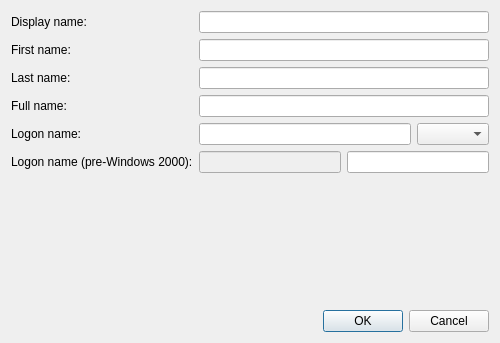
The window that src/admc/rename_user_dialog.ui (altlinux/admc) describes before a commit, drawn with Qt 5.
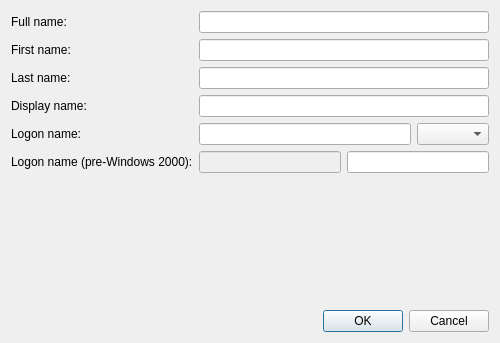
The same window after the commit.

Commit message: fix field labels in rename user dialog

Patch:
```diff
--- a/src/admc/rename_user_dialog.ui
+++ b/src/admc/rename_user_dialog.ui
@@ -19,7 +19,7 @@
      <item row="0" column="0">
       <widget class="QLabel" name="nameLabel">
        <property name="text">
-        <string>Display name:</string>
+        <string>Full name:</string>
        </property>
       </widget>
      </item>
@@ -49,7 +49,7 @@
      <item row="3" column="0">
       <widget class="QLabel" name="fullNameLabel">
        <property name="text">
-        <string>Full name:</string>
+        <string>Display name:</string>
        </property>
       </widget>
      </item>
```
